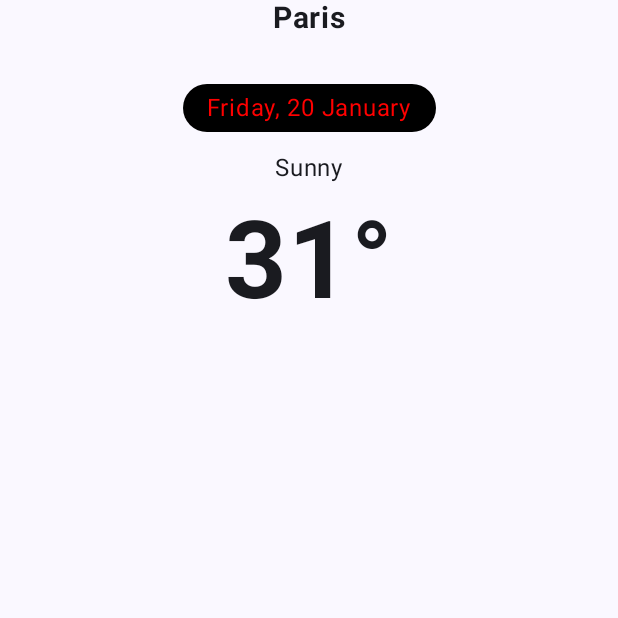
After one commit to matinnasiri01/Breezy, an Android app built with Jetpack Compose: the composable Header shown on its own in the app's theme, on a phone screen of 412 x 824 dp, the top half of it. The commit adds this screen. Run offline under Robolectric (Android 15) with nearby library versions, the phone set to English and light mode, and no system bars.

Commit message:
Added header

```diff
--- /dev/null
+++ b/app/src/main/java/me/nasiri/breezy/presentation/ui/elements/Header.kt
@@ -0,0 +1,54 @@
+package me.nasiri.breezy.presentation.ui.elements
+
+import androidx.compose.foundation.background
+import androidx.compose.foundation.layout.Column
+import androidx.compose.foundation.layout.Spacer
+import androidx.compose.foundation.layout.fillMaxWidth
+import androidx.compose.foundation.layout.height
+import androidx.compose.foundation.layout.padding
+import androidx.compose.foundation.shape.RoundedCornerShape
+import androidx.compose.material3.Text
+import androidx.compose.runtime.Composable
+import androidx.compose.ui.Alignment
+import androidx.compose.ui.Modifier
+import androidx.compose.ui.graphics.Color
+import androidx.compose.ui.res.stringResource
+import androidx.compose.ui.text.font.FontWeight
+import androidx.compose.ui.tooling.preview.Preview
+import androidx.compose.ui.unit.dp
+import androidx.compose.ui.unit.sp
+import me.nasiri.breezy.R
+
+@Composable
+fun Header(/*todo 1.get bg color 2.get text from state*/) {
+    val bgColor = Color.Red
+    Column(modifier = Modifier.fillMaxWidth(), horizontalAlignment = Alignment.CenterHorizontally) {
+        Text(
+            text = stringResource(id = R.string.sp_city),
+            fontSize = 20.sp,
+            fontWeight = FontWeight.Bold
+        )
+        Spacer(modifier = Modifier.height(32.dp))
+        Text(
+            color = bgColor,
+            text = stringResource(id = R.string.sp_time_header),
+            modifier = Modifier
+                .background(Color.Black, RoundedCornerShape(24.dp))
+                .padding(horizontal = 16.dp, vertical = 4.dp)
+        )
+        Spacer(modifier = Modifier.height(12.dp))
+        Text(text = stringResource(id = R.string.sp_status))
+        Spacer(modifier = Modifier.height(8.dp))
+        Text(
+            text = stringResource(id = R.string.sp_centigrade_header),
+            fontSize = 72.sp,
+            fontWeight = FontWeight.Bold
+        )
+    }
+}
+
+@Preview(showBackground = true)
+@Composable
+private fun HeaderPreview() {
+    Header()
+}
--- a/app/src/main/res/values/strings.xml
+++ b/app/src/main/res/values/strings.xml
@@ -1,5 +1,13 @@
 <resources>
     <string name="app_name">Breezy</string>
+
+
+    <!--  Header section  -->
+    <string name="sp_city">Paris</string>
+    <string name="sp_time_header">Friday, 20 January</string>
+    <string name="sp_status">Sunny</string>
+    <string name="sp_centigrade_header">31°</string> <!-- alt 248 ~> ° -->
+
 
     <!--  Weekly section  -->
     <string name="weekly_forecast">Weekly forecast</string>
```
